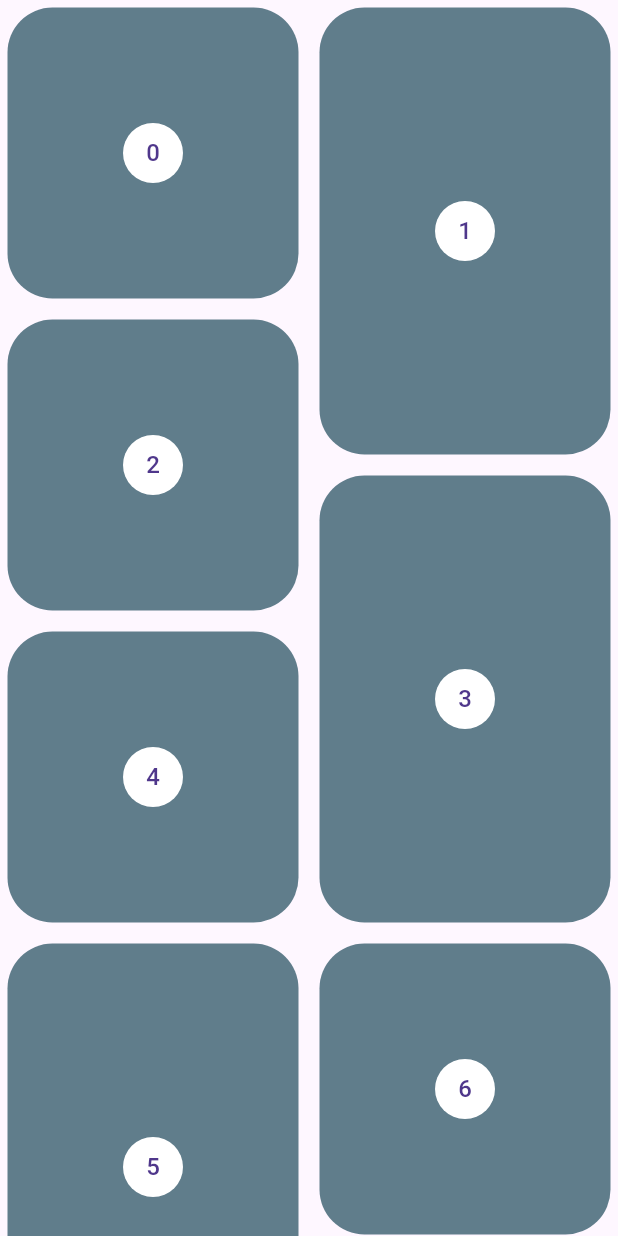
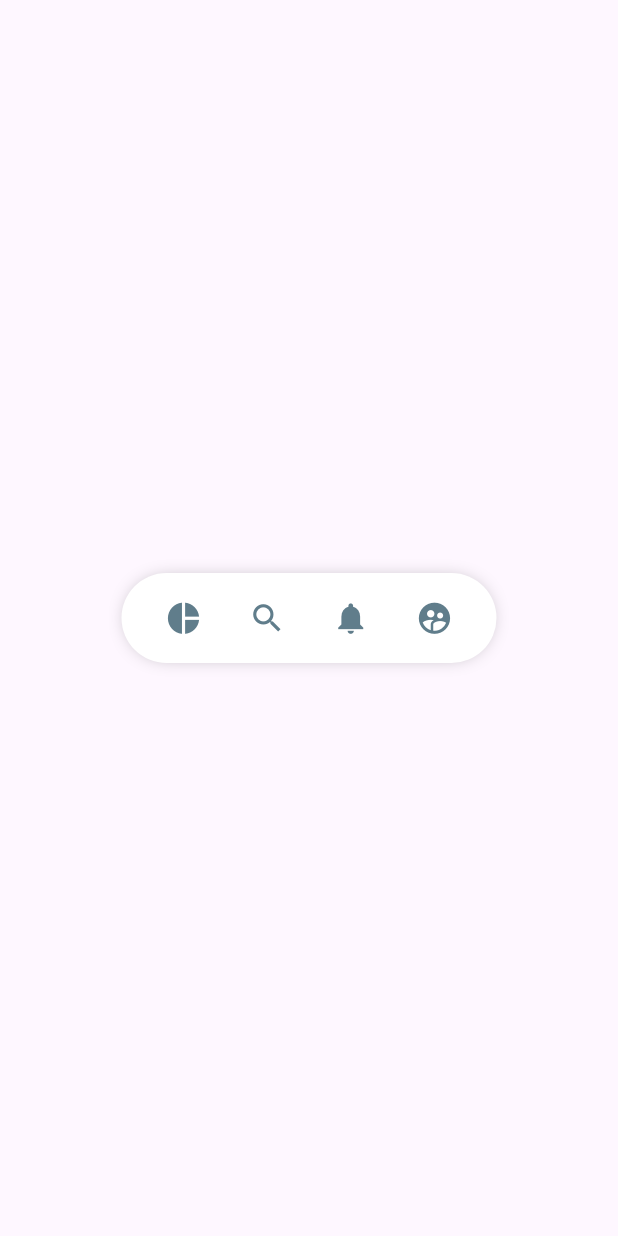
Before and after one commit to AbielRC97/disenos_app, a Flutter app: the screen it shows after launch, on a phone screen of 412 x 824 dp. Run offline on Flutter 3.47's test engine with Material 3 defaults, Android fonts, the phone set to English and light mode, and no system bars; our stand-ins replace flutter_bloc, flutter_svg.

Commit message:
Video 85: Diseño de pinterest

```diff
--- a/lib/src/pages/pinterest_page.dart
+++ b/lib/src/pages/pinterest_page.dart
@@ -1,3 +1,4 @@
+import 'package:disenos_app/src/widgets/pinterest_menu.dart';
 import 'package:flutter/material.dart';
 import 'package:flutter_staggered_grid_view/flutter_staggered_grid_view.dart';
 
@@ -7,9 +8,7 @@ class PinterestPage extends StatelessWidget {
   @override
   Widget build(BuildContext context) {
     return Scaffold(
-      body: Center(
-        child: PinterestGrid(),
-      ),
+      body: PinterestMenu()
     );
   }
 }
--- /dev/null
+++ b/lib/src/widgets/pinterest_menu.dart
@@ -0,0 +1,106 @@
+import 'package:flutter/material.dart';
+
+class PinterestButon {
+  final Function onPressed;
+  final IconData icon;
+
+  PinterestButon({required this.onPressed, required this.icon});
+}
+
+class PinterestMenu extends StatelessWidget {
+  final List<PinterestButon> items = [
+    PinterestButon(
+        onPressed: () {
+          print('pie_chart');
+        },
+        icon: Icons.pie_chart),
+    PinterestButon(
+        onPressed: () {
+          print('search');
+        },
+        icon: Icons.search),
+    PinterestButon(
+        onPressed: () {
+          print('notifications');
+        },
+        icon: Icons.notifications),
+    PinterestButon(
+        onPressed: () {
+          print('supervised_user_circle');
+        },
+        icon: Icons.supervised_user_circle),
+  ];
+
+  PinterestMenu({super.key});
+
+  @override
+  Widget build(BuildContext context) {
+    return PinterestMenuBackground(
+      child: _MenuItems(
+        menu: items,
+      ),
+    );
+  }
+}
+
+class PinterestMenuBackground extends StatelessWidget {
+  final Widget child;
+  const PinterestMenuBackground({super.key, required this.child});
+
+  @override
+  Widget build(BuildContext context) {
+    return Center(
+      child: Container(
+        width: 250,
+        height: 60,
+        decoration: BoxDecoration(
+            color: Colors.white,
+            borderRadius: BorderRadius.circular(100),
+            boxShadow: <BoxShadow>[
+              BoxShadow(color: Colors.black38, blurRadius: 10, spreadRadius: -5)
+            ]),
+        child: child,
+      ),
+    );
+  }
+}
+
+class _MenuItems extends StatelessWidget {
+  final List<PinterestButon> menu;
+  const _MenuItems({required this.menu});
+
+  @override
+  Widget build(BuildContext context) {
+    return Row(
+      mainAxisAlignment: MainAxisAlignment.spaceEvenly,
+      children: List.generate(
+          menu.length,
+          (i) => _PinterestMenuButton(
+                index: i,
+                option: menu[i],
+              )),
+    );
+  }
+}
+
+class _PinterestMenuButton extends StatelessWidget {
+  final int index;
+  final PinterestButon option;
+  const _PinterestMenuButton({required this.index, required this.option});
+
+  @override
+  Widget build(BuildContext context) {
+    return GestureDetector(
+      onTap: () => option.onPressed(),
+      behavior: HitTestBehavior.translucent,
+      child: Container(
+        padding: EdgeInsets.all(2),
+        child: Icon(
+          option.icon,
+          size: 25,
+          color: Colors.blueGrey,
+        ),
+      ),
+    );
+  }
+}
```
